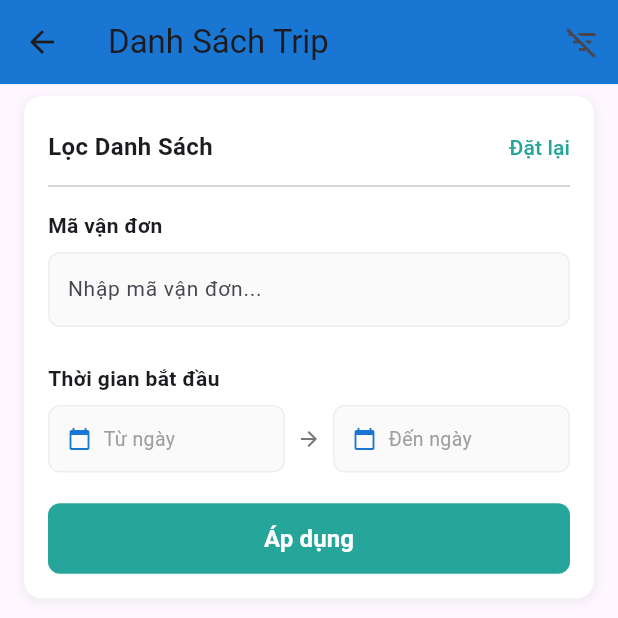
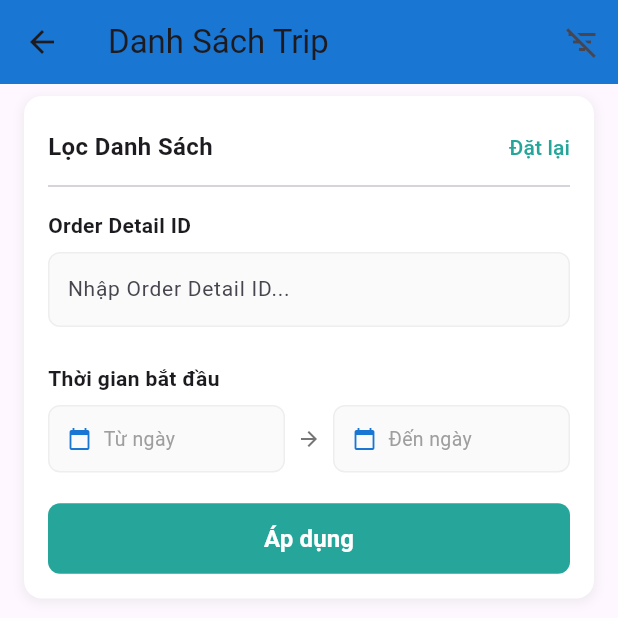
Before and after one commit to HienMinh56/MTCS-Mobile, a Flutter app: the TripListScreen screen opened directly with empty values, after a tap on the "filter list" icon, after a tap on "Áp dụng", on a phone screen of 412 x 824 dp, the top half of it. Run offline on Flutter 3.47's test engine with Material 3 defaults, Android fonts, the phone set to English and light mode, and no system bars; our stand-ins replace cached_network_image, cloud_firestore, firebase_core, firebase_messaging, flutter_local_notifications, geocoding and 7 more; missing offline and left inert: dart:ffi, flutter_foreground_task, signalr_core; accounts and stored records are empty; network calls fail; statements that could not run were skipped.

Commit message:
display order detail id

```diff
--- a/driverapp/lib/components/trip_filter_panel.dart
+++ b/driverapp/lib/components/trip_filter_panel.dart
@@ -148,12 +148,11 @@ class _TripFilterPanelState extends State<TripFilterPanel> {
           ),
 
           const Divider(),
-
-          // Tracking code filter
+            // Order Detail ID filter
           const Padding(
             padding: EdgeInsets.symmetric(vertical: 8.0),
             child: Text(
-              "Mã vận đơn",
+              "Order Detail ID",
               style: TextStyle(
                 fontWeight: FontWeight.w600,
                 fontSize: 14,
@@ -168,9 +167,8 @@ class _TripFilterPanelState extends State<TripFilterPanel> {
               border: Border.all(color: Colors.grey.shade200),
             ),
             child: TextField(
-              controller: _trackingCodeController,
-              decoration: InputDecoration(
-                hintText: 'Nhập mã vận đơn...',
+              controller: _trackingCodeController,              decoration: InputDecoration(
+                hintText: 'Nhập Order Detail ID...',
                 border: InputBorder.none,
                 suffixIcon: _trackingCodeController.text.isNotEmpty
                     ? GestureDetector(
--- a/driverapp/lib/models/trip.dart
+++ b/driverapp/lib/models/trip.dart
@@ -56,6 +56,7 @@ class Trip {
   final String tripId;
   final String orderId;
   final String trackingCode;
+  final String orderDetailId;  // Added new orderDetailId field
   final String driverId;
   final String? tractorId;
   final String? trailerId;
@@ -71,11 +72,11 @@ class Trip {
   final DateTime? matchTime;
   final List<dynamic>? tripStatusHistories;
   final String? note; // Thêm trường ghi chú
-
   Trip({
     required this.tripId,
     required this.orderId,
     this.trackingCode = '',
+    this.orderDetailId = '',  // Added with default empty string
     required this.driverId,
     this.tractorId,
     this.trailerId,
@@ -90,12 +91,12 @@ class Trip {
     this.tripStatusHistories,
     this.note,
   });
-
   factory Trip.fromJson(Map<String, dynamic> json) {
     return Trip(
       tripId: json['tripId'] ?? '',
       orderId: json['orderId'] ?? '',
       trackingCode: json['trackingCode'] ?? '',
+      orderDetailId: json['orderDetailId'] ?? '',  // Added orderDetailId
       driverId: json['driverId'] ?? '',
       tractorId: json['tractorId'],
       trailerId: json['trailerId'],
@@ -125,12 +126,11 @@ class Trip {
       contactPerson: json['contactPerson'] ?? '',
       contactPhone: json['contactPhone'] ?? '',
       deliveryDate: json['deliveryDate'] ?? '',
-    );
-
-    return Trip(
+    );    return Trip(
       tripId: json['tripId'] ?? '',
       orderId: json['orderId'] ?? json['tripId'] ?? '', // Use tripId as fallback
       trackingCode: json['trackingCode'] ?? '',
+      orderDetailId: json['orderDetailId'] ?? '',  // Added orderDetailId
       driverId: json['driverId'] ?? '',
       startTime: json['startTime'] != null ? DateTime.parse(json['startTime']) : null,
       endTime: json['endTime'] != null ? DateTime.parse(json['endTime']) : null,
--- a/driverapp/lib/screens/trip_list_screen.dart
+++ b/driverapp/lib/screens/trip_list_screen.dart
@@ -36,11 +36,10 @@ class _TripListScreenState extends State<TripListScreen> {
   List<Trip> _filteredTrips = [];
   bool _isLoading = true;
   String _errorMessage = '';
-
   String? _statusFilter;
   DateTime? _startDateFilter;
   DateTime? _endDateFilter;
-  String? _trackingCodeFilter;
+  String? _orderDetailIdFilter; // Renamed from _trackingCodeFilter
   bool _showFilterPanel = false;
 
   @override
@@ -181,11 +180,9 @@ class _TripListScreenState extends State<TripListScreen> {
         return (tripStartDate != null && tripStartDate.isBefore(endOfDay)) ||
             (tripEndDate != null && tripEndDate.isBefore(endOfDay));
       }).toList();
-    }
-
-    if (_trackingCodeFilter != null && _trackingCodeFilter!.isNotEmpty) {
+    }    if (_orderDetailIdFilter != null && _orderDetailIdFilter!.isNotEmpty) {
       result = result.where((trip) =>
-        trip.trackingCode.toLowerCase().contains(_trackingCodeFilter!.toLowerCase())
+        trip.orderDetailId.toLowerCase().contains(_orderDetailIdFilter!.toLowerCase())
       ).toList();
     }
 
@@ -193,23 +190,21 @@ class _TripListScreenState extends State<TripListScreen> {
       _filteredTrips = result;
     });
   }
-
   void _resetFilters() {
     setState(() {
       _statusFilter = null;
       _startDateFilter = null;
       _endDateFilter = null;
-      _trackingCodeFilter = null;
+      _orderDetailIdFilter = null;
       _applyFilters();
     });
   }
-
-  void _handleFilterChange(String? status, DateTime? startDate, DateTime? endDate, String? trackingCode) {
+  void _handleFilterChange(String? status, DateTime? startDate, DateTime? endDate, String? orderDetailId) {
     setState(() {
       _statusFilter = status;
       _startDateFilter = startDate;
       _endDateFilter = endDate;
-      _trackingCodeFilter = trackingCode;
+      _orderDetailIdFilter = orderDetailId;
       _applyFilters();
     });
   }
@@ -280,12 +275,11 @@ class _TripListScreenState extends State<TripListScreen> {
           if (_showFilterPanel)
             AnimatedContainer(
               duration: const Duration(milliseconds: 300),
-              height: _showFilterPanel ? null : 0,
-              child: TripFilterPanel(
+              height: _showFilterPanel ? null : 0,              child: TripFilterPanel(
                 statusFilter: _statusFilter,
                 startDateFilter: _startDateFilter,
                 endDateFilter: _endDateFilter,
-                trackingCodeFilter: _trackingCodeFilter,
+                trackingCodeFilter: _orderDetailIdFilter, // Updated to use orderDetailIdFilter
                 onApplyFilter: _handleFilterChange,
                 onResetFilter: _resetFilters,
                 showStatusFilter: widget.status == 'completed', // Chỉ hiển thị bộ lọc trạng thái khi ở màn hình completed
@@ -560,16 +554,15 @@ class _TripCardState extends State<TripCard> {
             padding: const EdgeInsets.symmetric(horizontal: 16.0, vertical: 12.0),
             child: Column(
               crossAxisAlignment: CrossAxisAlignment.start,
-              children: [
-                // Dòng đầu tiên chỉ hiển thị tracking code và nút copy
+              children: [                // Hiển thị order detail ID thay vì tracking code
                 Row(
                   children: [
                     Icon(statusIcon, color: statusColor),
                     const SizedBox(width: 8),
                     Expanded(
                       child: Text(
-                        widget.trip.trackingCode.isNotEmpty
-                            ? 'Mã vận đơn: ${widget.trip.trackingCode}'
+                        widget.trip.orderDetailId.isNotEmpty
+                            ? 'Mã đơn: ${widget.trip.orderDetailId}'
                             : 'Mã chuyến: ${widget.trip.tripId}',
                         style: TextStyle(
                           fontSize: 13,
@@ -578,17 +571,17 @@ class _TripCardState extends State<TripCard> {
                         ),
                       ),
                     ),
-                    // Add copy button for tracking code
-                    if (widget.trip.trackingCode.isNotEmpty)
+                    // Add copy button for order detail ID
+                    if (widget.trip.orderDetailId.isNotEmpty)
                       IconButton(
                         icon: const Icon(Icons.copy, size: 20),
                         padding: EdgeInsets.zero,
                         constraints: const BoxConstraints(),
                         onPressed: () {
-                          Clipboard.setData(ClipboardData(text: widget.trip.trackingCode));
+                          Clipboard.setData(ClipboardData(text: widget.trip.orderDetailId));
                           ScaffoldMessenger.of(context).showSnackBar(
                             const SnackBar(
-                              content: Text('Đã sao chép mã vận đơn'),
+                              content: Text('Đã sao chép mã đơn'),
                               duration: Duration(seconds: 1),
                             ),
                           );
@@ -946,15 +939,14 @@ class _TripCardState extends State<TripCard> {
                   ),
                   child: Row(
                     mainAxisAlignment: MainAxisAlignment.spaceBetween,
-                    children: [
-                      Column(
+                    children: [                      Column(
                         crossAxisAlignment: CrossAxisAlignment.start,
                         children: [
                           Text(
-                            'Mã vận đơn: ${widget.trip.order?.trackingCode}',
+                            'Mã đơn: ${widget.trip.orderDetailId}',
                             style: const TextStyle(
                               color: Colors.white,
-                              fontSize: 16,
+                              fontSize: 14,
                               fontWeight: FontWeight.bold,
                             ),
                           ),
@@ -1239,8 +1231,7 @@ class _TripCardState extends State<TripCard> {
                     ),
                   ],
                 ),
-              ),
-              if (widget.trip.trackingCode.isNotEmpty)
+              ),              if (widget.trip.orderDetailId.isNotEmpty)
                 Padding(
                   padding: const EdgeInsets.only(top: 16),
                   child: Row(
@@ -1248,7 +1239,7 @@ class _TripCardState extends State<TripCard> {
                       const Icon(Icons.local_shipping, color: Colors.grey),
                       const SizedBox(width: 8),
                       Text(
-                        'Mã vận đơn: ${widget.trip.trackingCode}',
+                        'Order Detail ID: ${widget.trip.orderDetailId}',
                         style: TextStyle(
                           fontSize: 14,
                           color: Colors.grey[700],
```
Also changed, not shown: driverapp/lib/utils/progressive_validation.dart (deleted).
